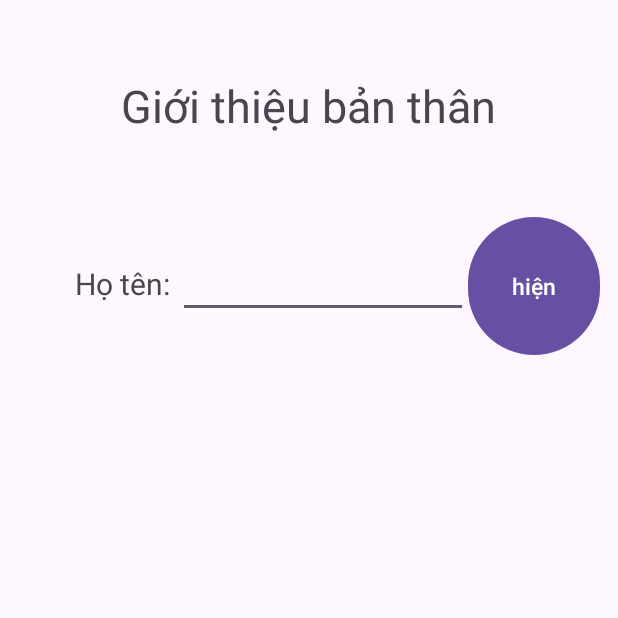
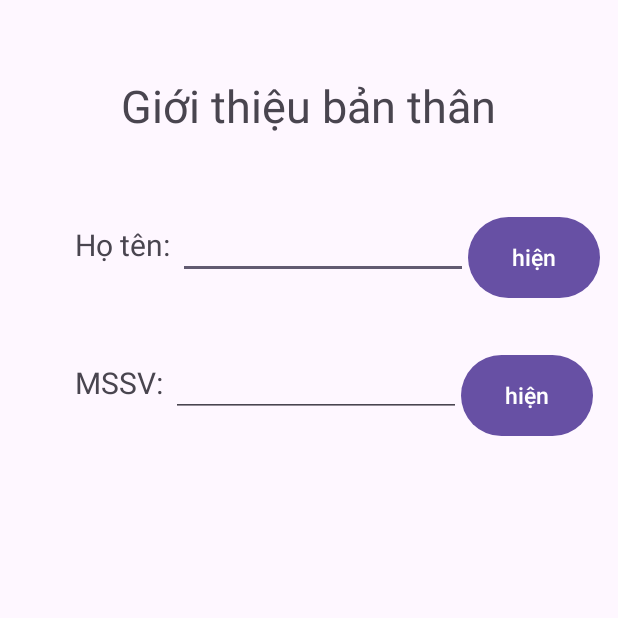
Before and after one commit to NguyenMinhDuc63133738/63133738-AndroidProgramming, an Android app: the screen it shows after launch (MainActivity), on a phone screen of 412 x 824 dp, the top half of it. Run offline under Robolectric (Android 15) with nearby library versions, the phone set to English and light mode, and no system bars.

Commit message:
Update activity_main.xml

```diff
--- a/ThiGK_63133738/Cau3_AppGioiThieu/app/src/main/res/layout/activity_main.xml
+++ b/ThiGK_63133738/Cau3_AppGioiThieu/app/src/main/res/layout/activity_main.xml
@@ -30,17 +30,47 @@
             android:textSize="20dp" />
 
         <EditText
-            android:id="@+id/et_chieucao"
+            android:id="@+id/et_Hovaten"
             android:layout_width="193dp"
             android:layout_height="wrap_content"
             android:layout_marginLeft="5dp"
             android:textSize="15dp" />
 
         <Button
-            android:id="@+id/btn_tinh"
+            android:id="@+id/btn_hovaten"
             android:layout_width="wrap_content"
-            android:layout_height="100dp"
+            android:layout_height="match_parent"
             android:text="hiện"
             android:textSize="15dp" />
     </LinearLayout>
+
+    <LinearLayout
+        android:layout_width="wrap_content"
+        android:layout_height="wrap_content"
+        android:orientation="horizontal"
+        android:layout_marginTop="30dp">
+
+        <TextView
+            android:layout_width="wrap_content"
+            android:layout_height="62dp"
+            android:layout_marginLeft="50dp"
+            android:text="MSSV:"
+            android:textSize="20dp" />
+
+        <EditText
+            android:id="@+id/et_MSSV"
+            android:layout_width="193dp"
+            android:layout_height="wrap_content"
+            android:layout_marginLeft="5dp"
+            android:textSize="15dp" />
+
+        <Button
+            android:id="@+id/btn_MSSV"
+            android:layout_width="wrap_content"
+            android:layout_height="match_parent"
+            android:text="hiện"
+            android:textSize="15dp" />
+    </LinearLayout>
+
+
 </LinearLayout>
```
